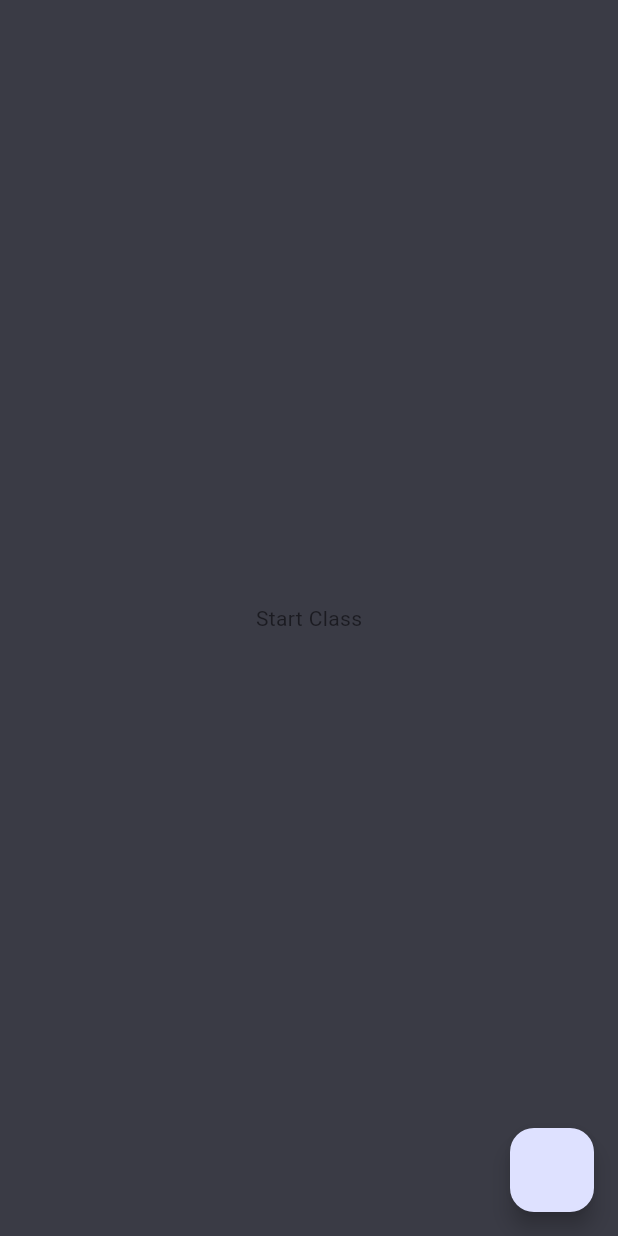
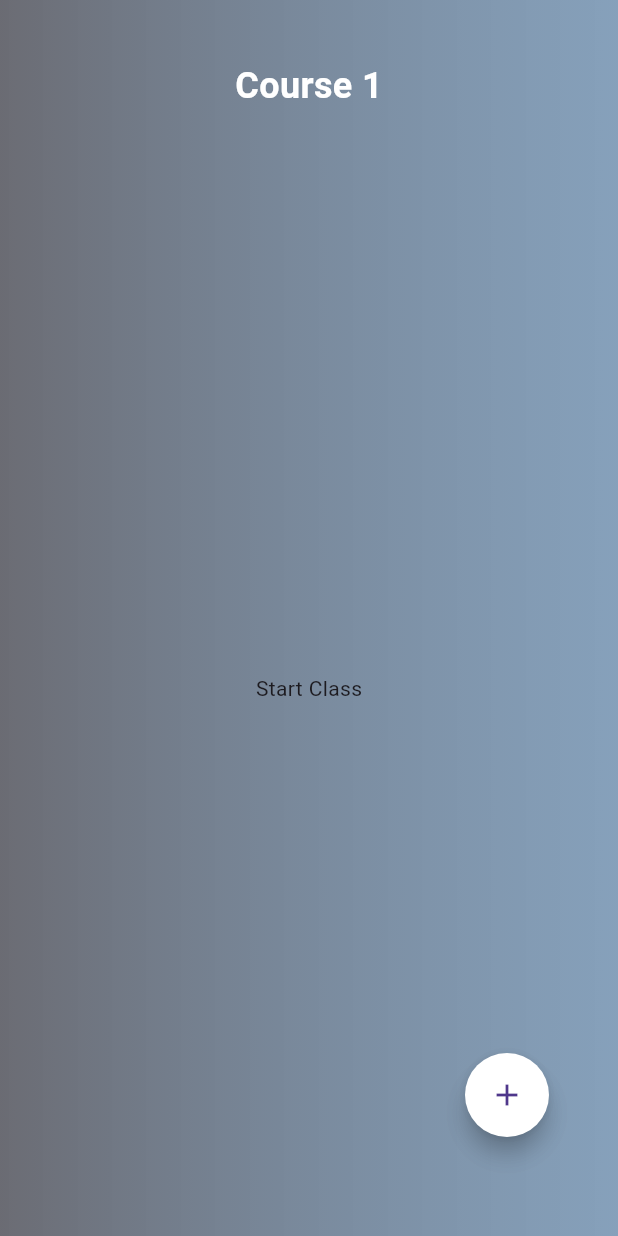
Before and after one commit to Imran-Chowdhury/face_attendance_app, a Flutter app: the screen it shows after launch, after a tap on "Course 1", on a phone screen of 412 x 824 dp. Run offline on Flutter 3.47's test engine with Material 3 defaults, Android fonts, the light colour scheme and no system bars; our stand-ins replace camera, flutter_riverpod, fluttertoast, image_picker, shared_preferences; missing offline and left inert: google_ml_kit, tflite_flutter.

Commit message:
UI of ccourse Screen updated

```diff
--- a/lib/core/constants/constants.dart
+++ b/lib/core/constants/constants.dart
@@ -1,3 +1,5 @@
+import 'dart:ui';
+
 class Constants {
   // static String allStudent = 'Total Student';
   // static String course_1 = 'Course 1';
@@ -5,9 +7,16 @@ class Constants {
   // static String course_3 = 'Course 3';
   // static String course_4 = 'Course 4';
 
-  String allStudent = 'Total Students';
-  String course_1 = 'Course 1';
-  String course_2 = 'Course 2';
-  String course_3 = 'Course 3';
-  String course_4 = 'Course 4';
+  static const String allStudent = 'Total Students';
+  static const String course_1 = 'Course 1';
+  static const String course_2 = 'Course 2';
+  static const String course_3 = 'Course 3';
+  static const String course_4 = 'Course 4';
 }
+
+class ColorConst {
+  // static const Color backgroundColor = Color(0xFF3a3b45);
+  static const Color backgroundColor = Color(0x803a3b45);
+  static const Color lightButtonColor = Color(0xFF0cdec1);
+  static const Color darkButtonColor = Color(0xFF0ad8e6);
+}
--- /dev/null
+++ b/lib/core/utils/background_widget.dart
@@ -0,0 +1,21 @@
+import 'package:flutter/material.dart';
+
+import '../constants/constants.dart';
+
+class BackgroudContainer extends StatelessWidget {
+  const BackgroudContainer({
+    super.key,
+  });
+
+  @override
+  Widget build(BuildContext context) {
+    return Container(
+      decoration: const BoxDecoration(
+        gradient: LinearGradient(colors: [
+          ColorConst.backgroundColor,
+          Color.fromARGB(92, 95, 167, 231),
+        ]),
+      ),
+    );
+  }
+}
--- a/lib/core/utils/courseButton.dart
+++ b/lib/core/utils/courseButton.dart
@@ -1,3 +1,4 @@
+import 'package:face_attendance_app/core/constants/constants.dart';
 import 'package:flutter/material.dart';
 
 class CourseButton extends StatelessWidget {
@@ -20,6 +21,13 @@ class CourseButton extends StatelessWidget {
         decoration: const BoxDecoration(
           color: Colors.red,
           borderRadius: BorderRadius.all(Radius.circular(20)),
+          gradient: LinearGradient(
+            // colors: [Color(0xFF0cdec1), Color(0xFF0ad8e6)],
+            colors: [ColorConst.lightButtonColor, ColorConst.darkButtonColor],
+
+            begin: Alignment.topLeft,
+            end: Alignment.bottomRight,
+          ),
         ),
         height: 200,
         width: 175,
@@ -30,12 +38,14 @@ class CourseButton extends StatelessWidget {
               Text(
                 courseName,
                 style:
-                    const TextStyle(fontSize: 20, fontWeight: FontWeight.w400),
+                    const TextStyle(fontSize: 20, fontWeight: FontWeight.bold),
               ),
               Text(
                 courseTeacher,
-                style:
-                    const TextStyle(fontSize: 10, fontWeight: FontWeight.w300),
+                style: const TextStyle(
+                    fontSize: 10,
+                    fontWeight: FontWeight.w500,
+                    color: Colors.white54),
               ),
             ],
           ),
--- a/lib/features/courses_selection/presentation/views/course_screen.dart
+++ b/lib/features/courses_selection/presentation/views/course_screen.dart
@@ -2,6 +2,7 @@ import 'dart:convert';
 
 import 'package:camera/camera.dart';
 import 'package:face_attendance_app/core/base_state/course_screen_state.dart';
+import 'package:face_attendance_app/core/utils/background_widget.dart';
 import 'package:face_attendance_app/features/courses_selection/presentation/riverpod/course_screen_riverpod.dart';
 
 import 'package:face_attendance_app/features/courses_selection/presentation/views/course_day.dart';
@@ -10,11 +11,12 @@ import 'package:flutter/material.dart';
 
 import 'package:flutter_riverpod/flutter_riverpod.dart';
 import 'package:google_ml_kit/google_ml_kit.dart';
+import 'package:intl/intl.dart';
 import 'package:shared_preferences/shared_preferences.dart';
 import 'package:tflite_flutter/tflite_flutter.dart' as tf_lite;
 import '../../../../core/constants/constants.dart';
-import '../../../face_detection/presentation/riverpod/face_detection_provider.dart';
 
+// ignore: must_be_immutable
 class CourseScreen extends ConsumerStatefulWidget {
   CourseScreen({
     super.key,
@@ -78,21 +80,47 @@ class _CourseScreenState extends ConsumerState<CourseScreen> {
       listOfDays = courseScreenState.data;
     }
 
-    return Scaffold(
-      backgroundColor: const Color(0xFF3a3b45),
-      body: listOfDays!.isEmpty
+    return SafeArea(
+      child: Scaffold(
+        floatingActionButton:
+            add(context, courseScreenNotifier, listOfDays, attendanceSheetMap),
+        // backgroundColor: const Color(0xFF3a3b45),
+        body: Stack(
+          children: [
+            const BackgroudContainer(),
+            Column(
+              children: [
+                Padding(
+                  padding: const EdgeInsets.fromLTRB(20.0, 40.0, 20.0, 20.0),
+                  child: Center(
+                    child: Text(
+                      widget.courseName,
+                      style: const TextStyle(
+                        fontSize: 24,
+                        fontWeight: FontWeight.bold,
+                        color: Colors.white,
+                      ),
+                    ),
+                  ),
+                ),
+                Expanded(
+                  child: listOfDays!.isEmpty
                       ? const Center(
                           child: Text('Start Class'),
                         )
                       : (courseScreenState is CourseScreeenSuccessState)
-              ? ListofDates(courseScreenState.data)
-              : ListofDates(listOfDays),
-      floatingActionButton:
-          add(context, courseScreenNotifier, listOfDays, attendanceSheetMap),
+                          ? listofDates(courseScreenState.data)
+                          : listofDates(listOfDays),
+                ),
+              ],
+            ),
+          ],
+        ),
+      ),
     );
   }
 
-  Widget ListofDates(List<dynamic>? listOfDays) {
+  Widget listofDates(List<dynamic>? listOfDays) {
     return ListView.builder(
       itemCount: listOfDays?.length,
       itemBuilder: (context, index) {
@@ -110,9 +138,42 @@ class _CourseScreenState extends ConsumerState<CourseScreen> {
               widget.interpreter,
             );
           },
-          child: ListTile(
-            title: Text(listOfDays![index]),
+          child: Padding(
+            padding: const EdgeInsets.all(20.0),
+            child: Container(
+              height: 60,
+              width: 200,
+              decoration: const BoxDecoration(
+                  borderRadius: BorderRadius.all(Radius.circular(20)),
+                  gradient: LinearGradient(colors: [
+                    ColorConst.lightButtonColor,
+                    ColorConst.darkButtonColor
+                  ])),
+              child: Padding(
+                padding: const EdgeInsets.symmetric(horizontal: 16.0),
+                child: Row(
+                  mainAxisAlignment: MainAxisAlignment.spaceBetween,
+                  children: [
+                    Text(
+                      listOfDays![index],
+                      style: const TextStyle(
+                          color: Colors.white,
+                          fontSize: 16,
+                          fontWeight: FontWeight.bold),
                     ),
+                    const Icon(
+                      Icons.arrow_forward,
+                      color: Colors.white,
+                    ),
+                  ],
+                ),
+              ),
+            ),
+          ),
+
+          // child: ListTile(
+          //   title: Text(listOfDays![index]),
+          // ),
         );
       },
     );
@@ -120,7 +181,12 @@ class _CourseScreenState extends ConsumerState<CourseScreen> {
 
   Widget add(BuildContext context, CourseScreenNotifier courseScreenNotifier,
       List<dynamic>? listOfDays, Map<String, List<dynamic>>? attendanceMap) {
-    return FloatingActionButton(onPressed: () async {
+    return Padding(
+      padding: const EdgeInsets.only(right: 30, bottom: 50),
+      child: FloatingActionButton(
+          backgroundColor: Colors.white,
+          shape: const CircleBorder(),
+          onPressed: () async {
             DateTime? pickedDate = await showDatePicker(
               context: context,
               initialDate: DateTime.now(),
@@ -129,10 +195,14 @@ class _CourseScreenState extends ConsumerState<CourseScreen> {
             );
 
             if (pickedDate != null) {
-        courseScreenNotifier.dayList(widget.courseName, pickedDate.toString(),
-            listOfDays, attendanceMap);
+              String? formattedDate =
+                  DateFormat('dd-MM-yyyy').format(pickedDate);
+              courseScreenNotifier.dayList(widget.courseName,
+                  formattedDate.toString(), listOfDays, attendanceMap);
             }
-    });
+          },
+          child: const Icon(Icons.add)),
+    );
   }
 
   List<dynamic>? mapToList(Map<String, List<dynamic>>? attendanceSheetMap) {
--- a/lib/features/courses_selection/presentation/views/course_selection_screen.dart
+++ b/lib/features/courses_selection/presentation/views/course_selection_screen.dart
@@ -1,6 +1,8 @@
 import 'dart:convert';
 import 'dart:io';
+import 'dart:ui';
 import 'package:face_attendance_app/features/train_face/presentation/views/home_screen.dart';
+import 'package:flutter/widgets.dart';
 import 'package:tflite_flutter/tflite_flutter.dart' as tf_lite;
 import 'package:camera/camera.dart';
 import 'package:face_attendance_app/features/courses_selection/presentation/views/course_screen.dart';
@@ -12,6 +14,7 @@ import 'package:shared_preferences/shared_preferences.dart';
 import 'package:tflite_flutter/tflite_flutter.dart';
 
 import '../../../../core/constants/constants.dart';
+import '../../../../core/utils/background_widget.dart';
 import '../../../../core/utils/courseButton.dart';
 
 class CourseSelectionScreen extends ConsumerStatefulWidget {
@@ -87,18 +90,34 @@ class _CourseSelectionScreenState extends ConsumerState<CourseSelectionScreen> {
   Widget build(BuildContext context) {
     // 4. use ref.watch() to get the value of the provider
     // final helloWorld = ref.watch(helloWorldProvider);
-    Constants constant = Constants();
+    // Constants constant = Constants();
 
     return Scaffold(
-      backgroundColor: Color(0xFF3a3b45),
-      body: Column(
+      // backgroundColor: Color(0xFF3a3b45),
+      body: Stack(children: [
+        // Background color with transparency
+        const BackgroudContainer(),
+        // Blur effect
+        // BackdropFilter(
+        //   filter: ImageFilter.blur(sigmaX: 100.0, sigmaY: 100.0),
+        //   child: Container(
+        //     color: const Color.fromARGB(255, 205, 73, 73)
+        //         .withOpacity(0), // Needed to apply the blur
+        //   ),
+        // ),
+        // Main content
+
+        Column(
           crossAxisAlignment: CrossAxisAlignment.center,
           children: [
             const Padding(
               padding: EdgeInsets.only(top: 50, bottom: 50),
               child: Text(
                 'Courses',
-              style: TextStyle(fontSize: 30, fontWeight: FontWeight.bold),
+                style: TextStyle(
+                    fontSize: 30,
+                    fontWeight: FontWeight.bold,
+                    color: Colors.white),
               ),
             ),
             // const SizedBox(
@@ -114,12 +133,14 @@ class _CourseSelectionScreenState extends ConsumerState<CourseSelectionScreen> {
                     children: [
                       // courseTile('Course 1', 'MAAM'),
                       CourseButton(
-                      courseName: constant.course_1,
+                        courseName: Constants.course_1,
                         courseTeacher: 'MAAM',
                         goToCourse: () {
                           navigateToCourses(
                               context,
-                            constant.course_1,
+                              // Constants.course_1,
+                              // constant.course_1,
+                              'Course 1',
                               isolateInterpreter,
                               faceDetector,
                               cameras,
@@ -133,14 +154,16 @@ class _CourseSelectionScreenState extends ConsumerState<CourseSelectionScreen> {
                       CourseButton(
                         // courseName: 'Course 1',
 
-                      courseName: constant.course_2,
+                        courseName: Constants.course_2,
                         courseTeacher: 'MFK',
                         goToCourse: () {
                           //               (context, String courseName, tf_lite.IsolateInterpreter isolateInterpreter,
                           // FaceDetector faceDetector,List<CameraDescription> cameras, tf_lite.Interpreter interpreter)
                           navigateToCourses(
                               context,
-                            constant.course_1,
+                              // Constants.course_2,
+                              // constant.course_1,
+                              'Course 2',
                               isolateInterpreter,
                               faceDetector,
                               cameras,
@@ -160,12 +183,14 @@ class _CourseSelectionScreenState extends ConsumerState<CourseSelectionScreen> {
                       ),
                       CourseButton(
                           // courseName: 'Course 3',
-                        courseName: constant.course_3,
+                          courseName: Constants.course_3,
                           courseTeacher: 'MSA',
                           goToCourse: () {
                             navigateToCourses(
                                 context,
-                              constant.course_3,
+                                'Course 3',
+                                // Constants.course_3,
+                                // constant.course_3,
                                 isolateInterpreter,
                                 faceDetector,
                                 cameras,
@@ -177,12 +202,14 @@ class _CourseSelectionScreenState extends ConsumerState<CourseSelectionScreen> {
                       ),
                       CourseButton(
                         // courseName: 'Course 4',
-                      courseName: constant.course_4,
+                        courseName: Constants.course_4,
                         courseTeacher: 'JUA',
                         goToCourse: () {
                           navigateToCourses(
                               context,
-                            constant.course_4,
+                              // Constants.course_4,
+                              // constant.course_4,
+                              'Course 4',
                               isolateInterpreter,
                               faceDetector,
                               cameras,
@@ -194,90 +221,63 @@ class _CourseSelectionScreenState extends ConsumerState<CourseSelectionScreen> {
                   ),
                 ],
               ),
-          )
+            ),
+
+            SizedBox(
+              height: 100,
+              child: Row(
+                mainAxisAlignment: MainAxisAlignment.center,
+                // crossAxisAlignment: CrossAxisAlignment.baseline,
+                children: [
+                  const Text(
+                    "Didn't register?",
+                    style: TextStyle(
+                      color: Colors.white38,
+                    ),
+                  ),
+                  Padding(
+                    padding: const EdgeInsets.only(left: 10),
+                    child: GestureDetector(
+                      onTap: () {
+                        Navigator.push(
+                          context,
+                          // MaterialPageRoute(builder: (context) => LiveFeedScreen()),
+                          MaterialPageRoute(
+                            builder: (context) => HomeScreen(
+                              interpreter: interpreter,
+                              faceDetector: faceDetector,
+                              isolateInterpreter: isolateInterpreter,
+                              cameras: cameras,
+                            ),
+                          ),
+                        );
+                      },
+                      child: const Text(
+                        "Register here",
+                        style: TextStyle(color: Colors.white, fontSize: 18),
+                      ),
+                    ),
+                  ),
                 ],
               ),
-
-      // body: Column(
-      //   mainAxisAlignment: MainAxisAlignment.center,
-      //   children: [
-
-      //     Center(
-      //       child: CourseButton(
-      //         // courseName: 'Course 1',
-      //         courseName: 'Home Screen',
-      //         goToCourse: () {
-      //           Navigator.push(
-      //             context,
-      //             // MaterialPageRoute(builder: (context) => LiveFeedScreen()),
-      //             MaterialPageRoute(
-      //               builder: (context) => HomeScreen(
-      //                 interpreter: interpreter,
-      //                 faceDetector: faceDetector,
-      //                 isolateInterpreter: isolateInterpreter,
-      //                 cameras: cameras,
-      //               ),
-      //             ),
-      //           );
-      //         },
-      //       ),
-      //     ),
-      //     Center(
-      //       child: CourseButton(
-      //         // courseName: 'Course 1',
-      //         courseName: constant.course_1,
-      //         goToCourse: () {
-      //           //               (context, String courseName, tf_lite.IsolateInterpreter isolateInterpreter,
-      //           // FaceDetector faceDetector,List<CameraDescription> cameras, tf_lite.Interpreter interpreter)
-      //           navigateToCourses(context, constant.course_1,
-      //               isolateInterpreter, faceDetector, cameras, interpreter);
-      //         },
-      //       ),
-      //     ),
-      //     Center(
-      //       child: CourseButton(
-      //           // courseName: 'Course 2',
-      //           courseName: constant.course_2,
-      //           goToCourse: () {
-      //             navigateToCourses(context, constant.course_2,
-      //                 isolateInterpreter, faceDetector, cameras, interpreter);
-      //           }),
-      //     ),
-      //     Center(
-      //       child: CourseButton(
-      //           // courseName: 'Course 3',
-      //           courseName: constant.course_3,
-      //           goToCourse: () {
-      //             navigateToCourses(context, constant.course_3,
-      //                 isolateInterpreter, faceDetector, cameras, interpreter);
-      //           }),
-      //     ),
-      //     Center(
-      // child: CourseButton(
-      //   // courseName: 'Course 4',
-      //   courseName: constant.course_4,
-      //   goToCourse: () {
-      //     navigateToCourses(context, constant.course_4,
-      //         isolateInterpreter, faceDetector, cameras, interpreter);
-      //   },
+            ),
+            // ElevatedButton(
+            //     onPressed: initializeJsonFiles,
+            //     child: const Text('Create files')),
+            // const SizedBox(
+            //   height: 10.0,
             // ),
-      //     ),
-      //     ElevatedButton(
-      //         onPressed: initializeJsonFiles,
-      //         child: const Text('Create files')),
-      //     const SizedBox(
-      //       height: 10.0,
-      //     ),
-      //     ElevatedButton(onPressed: loadKeys, child: const Text('print files')),
-      //     const SizedBox(
-      //       height: 10.0,
-      //     ),
-      //     // ElevatedButton(
-      //     //     onPressed: clearAllPrefs, child: const Text('Delete files')),
-      //     ElevatedButton(
-      //         onPressed: deleteAllJsonFiles, child: const Text('Delete files')),
-      //   ],
+            // ElevatedButton(onPressed: loadKeys, child: const Text('print files')),
+            // const SizedBox(
+            //   height: 10.0,
             // ),
+            // // ElevatedButton(
+            // //     onPressed: clearAllPrefs, child: const Text('Delete files')),
+            // ElevatedButton(
+            //     onPressed: deleteAllJsonFiles, child: const Text('Delete files')),
+          ],
+        ),
+      ]),
     );
   }
 
--- a/lib/main.dart
+++ b/lib/main.dart
@@ -1,4 +1,5 @@
 // import 'package:face/features/train_face/presentation/views/home_screen.dart';
+import 'package:face_attendance_app/core/constants/constants.dart';
 import 'package:face_attendance_app/features/courses_selection/presentation/views/course_selection_screen.dart';
 import 'package:flutter/material.dart';
 import 'package:flutter_riverpod/flutter_riverpod.dart';
@@ -32,11 +33,20 @@ class _MyAppState extends State<MyApp> {
   Widget build(BuildContext context) {
     return MaterialApp(
       theme: ThemeData(
-        colorScheme: ColorScheme.fromSeed(seedColor: const Color(0xFF3a3b45)),
-        useMaterial3: true,
+        scaffoldBackgroundColor: ColorConst.backgroundColor,
+        // colorScheme:
+        //     ColorScheme.fromSeed(seedColor: ColorConst.backgroundColor),
+        // useMaterial3: true,
       ),
+      // theme: ThemeData( scaffoldBackgroundColor: Colors.lightGreenAccent,),
       // home: SafeArea(child: HomeScreen()),
       home: SafeArea(child: CourseSelectionScreen()),
+      // builder: (context, child) {
+      //   return SafeArea(
+      //     child: child!,
+      //   );
+      // },
+      // home: CourseSelectionScreen(),
     );
   }
 }
--- a/pubspec.yaml
+++ b/pubspec.yaml
@@ -43,6 +43,7 @@ dependencies:
   shared_preferences: ^2.2.2
   flutter_riverpod: ^2.4.9
   fluttertoast: ^8.2.5
+  intl: ^0.19.0
 
 dev_dependencies:
   flutter_test:
```
Also changed, not shown: pubspec.lock. Lines whose indentation alone changed are shown as unchanged.
